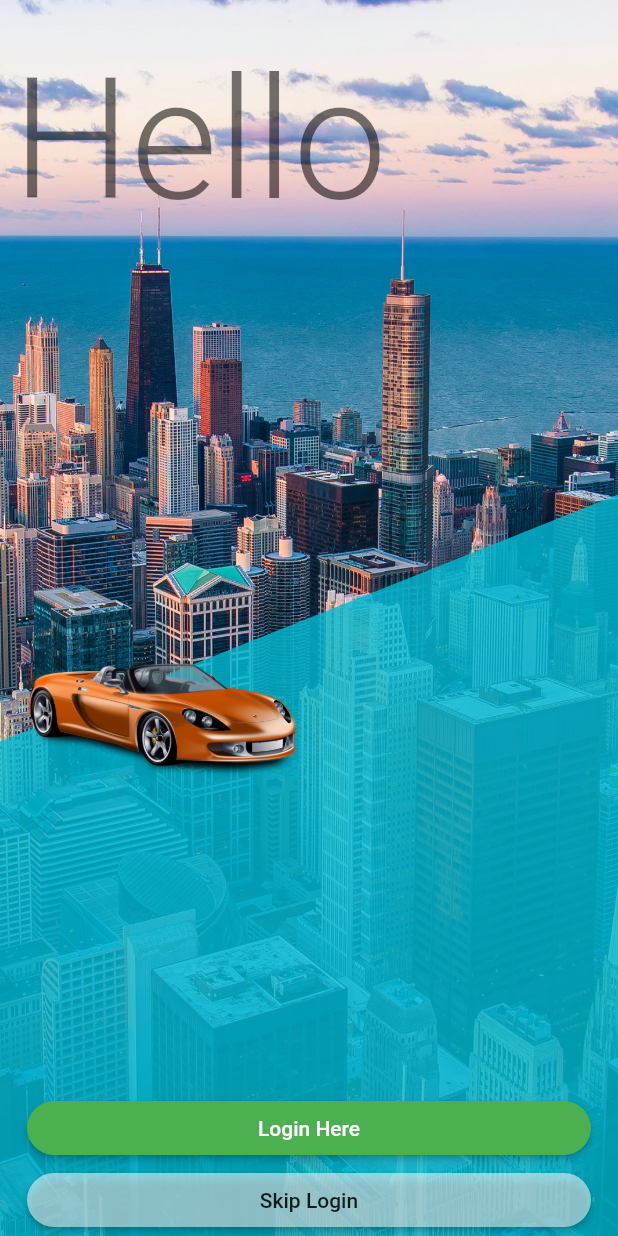
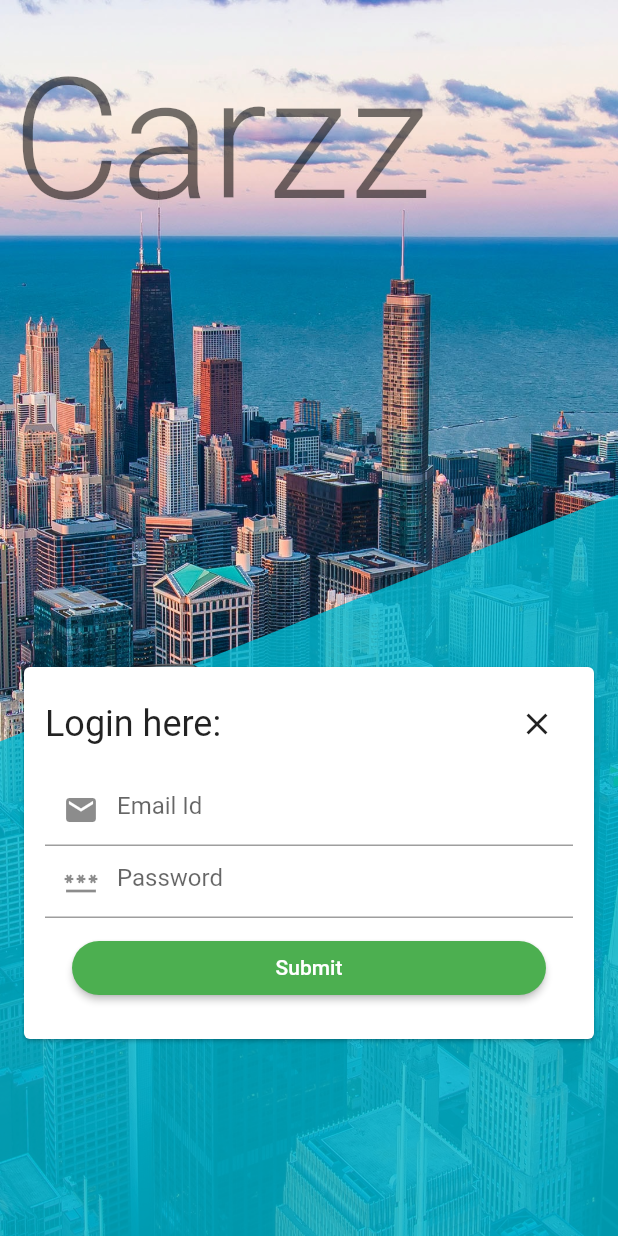
Before and after one commit to idipak/login_flow, a Flutter app: the screen it shows after launch, after a tap on "Login Here", on a phone screen of 412 x 824 dp. Run offline on Flutter 3.47's test engine with Material 2 defaults, Android fonts, the phone set to English and light mode, and no system bars.

Commit message:
Login flow UI

```diff
--- /dev/null
+++ b/lib/components/login_form.dart
@@ -0,0 +1,75 @@
+import 'package:flutter/material.dart';
+import 'package:login_flow/components/rounded_button.dart';
+import 'package:login_flow/screens/home.dart';
+
+class LoginForm extends StatelessWidget {
+  final Function() onCloseButtonTap;
+  const LoginForm({Key? key, required this.onCloseButtonTap}) : super(key: key);
+
+  static final _formKey = GlobalKey<FormState>();
+
+  @override
+  Widget build(BuildContext context) {
+
+    return Container(
+      height: 280,
+      width: MediaQuery.of(context).size.width,
+      padding: const EdgeInsets.all(12),
+      child: Card(
+        child: Form(
+          key: _formKey,
+          child: Padding(
+            padding: const EdgeInsets.all(14.0),
+            child: Column(
+              crossAxisAlignment: CrossAxisAlignment.start,
+              children: [
+                Row(
+                  children: [
+                    Text("Login here:", style: Theme.of(context).textTheme.headline5,),
+                    const Spacer(),
+                    IconButton(onPressed: onCloseButtonTap, icon: const Icon(Icons.close))
+                  ],
+                ),
+                const Spacer(),
+                TextFormField(
+                  validator: _emptyValidate,
+                  decoration: const InputDecoration(
+                      prefixIcon: Icon(Icons.email),
+                      hintText: "Email Id"
+                  ),
+                ),
+                TextFormField(
+                  validator: _emptyValidate,
+                  obscureText: true,
+                  decoration: const InputDecoration(
+                      prefixIcon: Icon(Icons.password),
+                      hintText: "Password"
+                  ),
+                ),
+                const Spacer(),
+                RoundedButton(onPress: (){
+                  if(_formKey.currentState!.validate()){
+                    Navigator.push(context, MaterialPageRoute(builder: (_) => const Home()));
+                  }
+                }, text: "Submit",),
+
+                const Spacer(),
+
+
+              ],
+            ),
+          ),
+        ),
+      ),
+    );
+  }
+
+  String? _emptyValidate(String? text){
+    if(text == null || text.isEmpty){
+      return "Cannot be empty";
+    }
+    return null;
+  }
+
+
+}
--- a/lib/main.dart
+++ b/lib/main.dart
@@ -11,6 +11,7 @@ class MyApp extends StatelessWidget {
   @override
   Widget build(BuildContext context) {
     return const MaterialApp(
+      debugShowCheckedModeBanner: false,
       home: LoginOptions(),
     );
   }
--- a/lib/screens/login_options.dart
+++ b/lib/screens/login_options.dart
@@ -1,7 +1,10 @@
 import 'package:flutter/material.dart';
 import 'package:login_flow/assets.dart';
 import 'package:login_flow/components/clipped_rectangle.dart';
+import 'package:login_flow/components/login_form.dart';
 import 'package:login_flow/components/rounded_button.dart';
+
+import 'home.dart';
 
 class LoginOptions extends StatefulWidget {
   const LoginOptions({Key? key}) : super(key: key);
@@ -11,8 +14,12 @@ class LoginOptions extends StatefulWidget {
 }
 
 class _LoginOptionsState extends State<LoginOptions> {
+
+  bool _showLoginForm = false;
+
   @override
   Widget build(BuildContext context) {
+    final size = MediaQuery.of(context).size;
 
     return Scaffold(
       body: Stack(
@@ -28,27 +35,45 @@ class _LoginOptionsState extends State<LoginOptions> {
             alignment: Alignment.topLeft,
             child: Padding(
               padding: const EdgeInsets.only(top: 28, left: 8),
-              child: Text("Hello", style: Theme.of(context).textTheme.headline1?.apply(fontWeightDelta: 2),),
+              child: Text("Carzz", style: Theme.of(context).textTheme.headline1?.apply(fontWeightDelta: 2),),
             ),
           ),
 
           Positioned(
               left: 10,
-              bottom: MediaQuery.of(context).size.height / 3 + 20,
+              bottom: size.height / 3 + 20,
               child: const Image(image: AssetImage(Assets.car), height: 100,)),
 
-          Align(
-            alignment: Alignment.bottomCenter,
-            child: Column(
-              mainAxisSize: MainAxisSize.min,
-              children: [
-                RoundedButton(onPress: (){}, text: "Login Here",),
-                RoundedButton(onPress: (){}, text: "Skip Login", color: Colors.white54, textColor: Colors.black87,),
-              ],
+          !_showLoginForm ?
+          Positioned(
+            // alignment: Alignment.bottomCenter,
+            bottom: size.height * 0.15,
+            child: SizedBox(
+              width: size.width,
+              child: Column(
+                mainAxisSize: MainAxisSize.min,
+
+                children: [
+                  RoundedButton(onPress: (){
+                    setState(() {
+                      _showLoginForm = true;
+                    });
+                  }, text: "Login Here",),
+                  RoundedButton(onPress: (){
+                    Navigator.push(context, MaterialPageRoute(builder: (context) => const Home()));
+                  }, text: "Skip Login", color: Colors.white54, textColor: Colors.black87,),
+                ],
+              ),
             )
-          ),
-
-
+          )
+              : Positioned(
+            bottom: size.height * 0.14,
+            child: LoginForm(onCloseButtonTap: (){
+              setState(() {
+                _showLoginForm = false;
+              });
+            },)
+          )
 
         ],
       ),
```
Also changed, not shown: lib/components/scroll_text.dart (added, +72 -0 lines), lib/screens/home.dart (added, +82 -0 lines), 3 other files.
